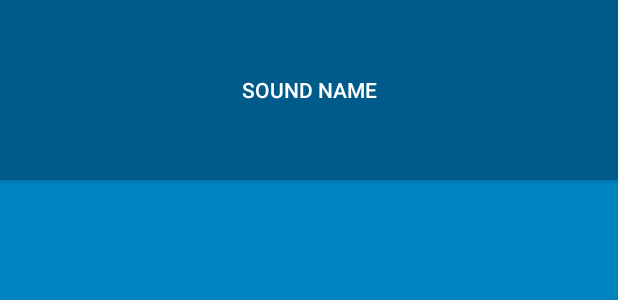
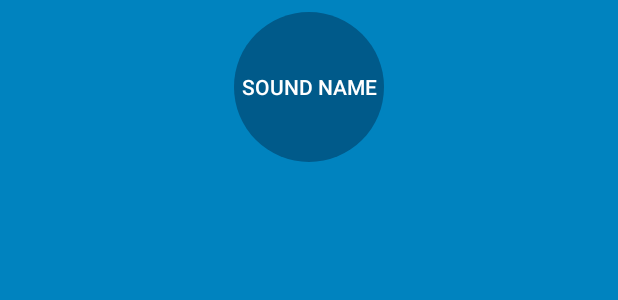
Before and after one commit to Vanchel/BeatBox, an Android app: the layout list_item_sound.xml on its own in the app's theme, with its tools: preview values and no code run, on a phone screen of 412 x 824 dp. Shown: the top 300 px of the screen. Run offline under Robolectric (Android 15) with nearby library versions, the phone set to English and light mode, and no system bars.

Commit message:
add drawables for buttons

```diff
--- /dev/null
+++ b/app/src/main/res/drawable/button_beat_box.xml
@@ -0,0 +1,6 @@
+<?xml version="1.0" encoding="utf-8"?>
+<selector xmlns:android="http://schemas.android.com/apk/res/android">
+
+    <item android:drawable="@drawable/button_beat_box_pressed" android:state_pressed="true" />
+    <item android:drawable="@drawable/button_beat_box_normal" android:state_pressed="false" />
+</selector>
--- /dev/null
+++ b/app/src/main/res/drawable/button_beat_box_normal.xml
@@ -0,0 +1,6 @@
+<?xml version="1.0" encoding="utf-8"?>
+<shape xmlns:android="http://schemas.android.com/apk/res/android"
+        android:shape="oval">
+
+    <solid android:color="@color/dark_blue" />
+</shape>
--- /dev/null
+++ b/app/src/main/res/drawable/button_beat_box_pressed.xml
@@ -0,0 +1,18 @@
+<?xml version="1.0" encoding="utf-8"?>
+<layer-list xmlns:android="http://schemas.android.com/apk/res/android">
+
+    <item>
+        <shape android:shape="oval">
+
+            <solid android:color="@color/red" />
+        </shape>
+    </item>
+    <item>
+        <shape android:shape="oval">
+
+            <stroke
+                    android:width="4dp"
+                    android:color="@color/dark_red" />
+        </shape>
+    </item>
+</layer-list>
--- a/app/src/main/res/layout/list_item_sound.xml
+++ b/app/src/main/res/layout/list_item_sound.xml
@@ -8,10 +8,18 @@
                 type="com.bignerdranch.android.beatbox.SoundViewModel" />
     </data>
 
-    <Button
+    <FrameLayout
             android:layout_width="match_parent"
-            android:layout_height="120dp"
-            android:onClick="@{() -> viewModel.onButtonClicked()}"
-            android:text="@{viewModel.title}"
-            tools:text="Sound name" />
+            android:layout_height="wrap_content"
+            android:layout_margin="8dp">
+
+        <Button
+                android:layout_width="100dp"
+                android:layout_height="100dp"
+                android:layout_gravity="center"
+                android:onClick="@{() -> viewModel.onButtonClicked()}"
+                android:text="@{viewModel.title}"
+                tools:text="Sound name" />
+
+    </FrameLayout>
 </layout>
--- a/app/src/main/res/values/themes.xml
+++ b/app/src/main/res/values/themes.xml
@@ -8,7 +8,7 @@
         <item name="buttonStyle">@style/BeatBoxButton</item>
     </style>
 
-    <style name="BeatBoxButton" parent="Widget.AppCompat.Button">
-        <item name="android:background">@color/dark_blue</item>
+    <style name="BeatBoxButton" parent="Widget.AppCompat.Button.Borderless">
+        <item name="android:background">@drawable/button_beat_box</item>
     </style>
 </resources>
```
